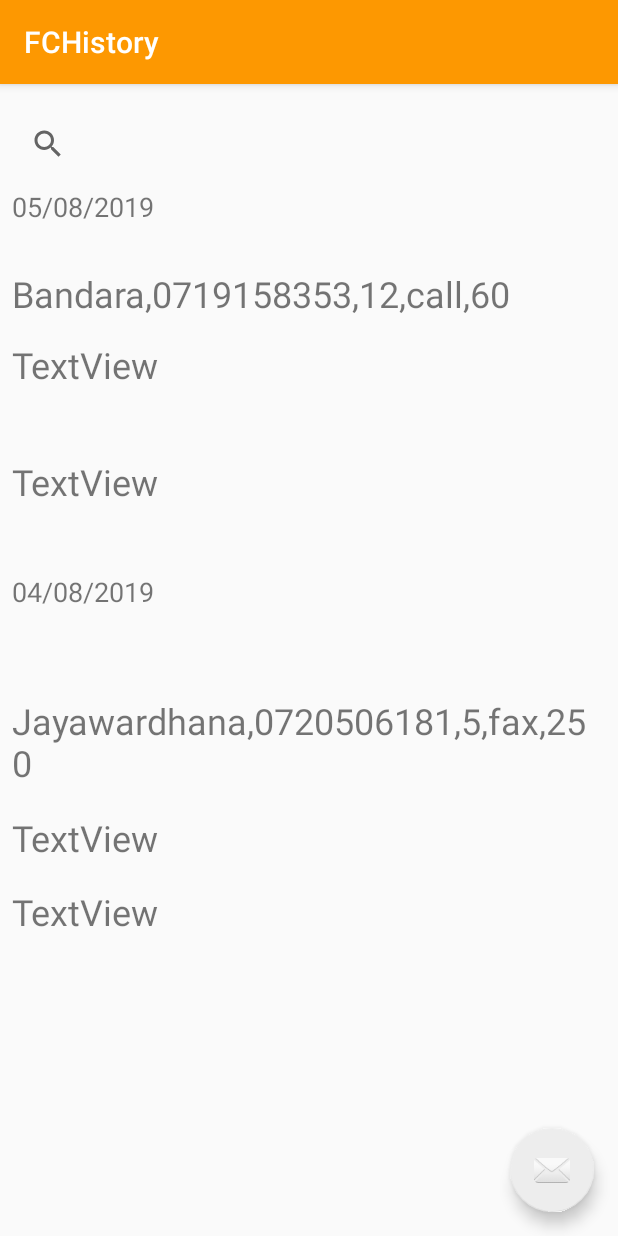
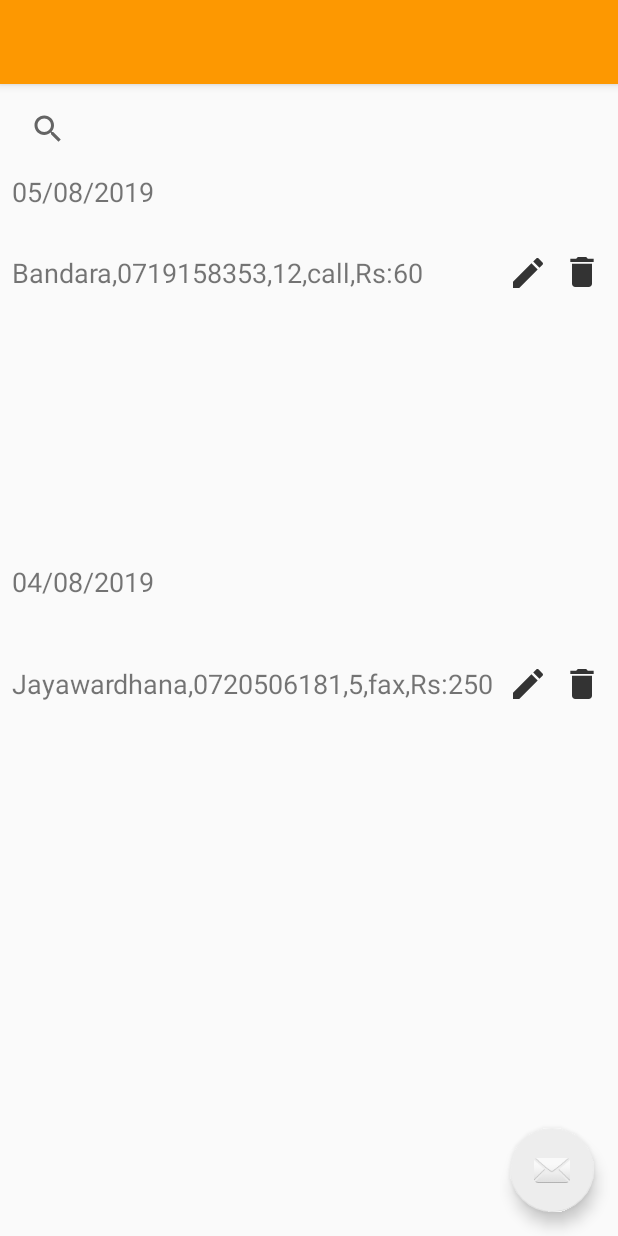
Before and after one commit to NisugaJ/TheStationaryManager, an Android app: the FCHistory screen opened directly, with no data from a screen before it, on a phone screen of 412 x 824 dp. Run offline under Robolectric (Android 15) with nearby library versions, the phone set to English and light mode, and no system bars.

Commit message:
history eka damma, edit and delete buttons damma

```diff
--- a/app/src/main/java/com/example/stationerymanager/FCHistory.java
+++ b/app/src/main/java/com/example/stationerymanager/FCHistory.java
@@ -16,17 +16,7 @@ public class FCHistory extends AppCompatActivity {
     protected void onCreate(Bundle savedInstanceState) {
         super.onCreate(savedInstanceState);
         setContentView(R.layout.activity_fchistory);
-        Toolbar toolbar = findViewById(R.id.toolbar);
-        setSupportActionBar(toolbar);
-
-        FloatingActionButton fab = findViewById(R.id.fab);
-        fab.setOnClickListener(new View.OnClickListener() {
-            @Override
-            public void onClick(View view) {
-                Snackbar.make(view, "Replace with your own action", Snackbar.LENGTH_LONG)
-                        .setAction("Action", null).show();
-            }
-        });
+        setTitle("History");
     }
 
 }
--- a/app/src/main/res/layout/content_fchistory.xml
+++ b/app/src/main/res/layout/content_fchistory.xml
@@ -7,6 +7,65 @@
     app:layout_behavior="@string/appbar_scrolling_view_behavior"
     tools:context=".FCHistory"
     tools:showIn="@layout/activity_fchistory">
+
+    <ImageView
+        android:id="@+id/imageView12"
+        android:layout_width="0dp"
+        android:layout_height="wrap_content"
+        android:layout_marginStart="8dp"
+        android:layout_marginLeft="8dp"
+        android:contentDescription="@string/delete_the_selected_expense_type"
+        app:layout_constraintBottom_toBottomOf="@+id/textView21"
+        app:layout_constraintEnd_toEndOf="@+id/textView21"
+        app:layout_constraintStart_toEndOf="@+id/imageView7"
+        app:layout_constraintTop_toTopOf="@+id/textView21"
+        app:srcCompat="@drawable/ic_delete" />
+
+    <ImageView
+        android:id="@+id/imageView11"
+        android:layout_width="0dp"
+        android:layout_height="wrap_content"
+        android:layout_marginStart="8dp"
+        android:layout_marginLeft="8dp"
+        android:contentDescription="@string/delete_the_selected_expense_type"
+        app:layout_constraintBottom_toBottomOf="@+id/textView23"
+        app:layout_constraintEnd_toEndOf="@+id/textView23"
+        app:layout_constraintHorizontal_bias="1.0"
+        app:layout_constraintStart_toEndOf="@+id/imageView6"
+        app:layout_constraintTop_toTopOf="@+id/textView23"
+        app:layout_constraintVertical_bias="0.0"
+        app:srcCompat="@drawable/ic_delete" />
+
+    <ImageView
+        android:id="@+id/imageView7"
+        android:layout_width="wrap_content"
+        android:layout_height="wrap_content"
+        android:layout_marginStart="292dp"
+        android:layout_marginLeft="292dp"
+        android:layout_marginTop="8dp"
+        android:contentDescription="@string/update_the_selected_expense_type"
+        app:layout_constraintBottom_toBottomOf="@+id/textView21"
+        app:layout_constraintEnd_toEndOf="@+id/textView21"
+        app:layout_constraintStart_toStartOf="@+id/textView21"
+
+        app:layout_constraintTop_toTopOf="@+id/textView21"
+        app:layout_constraintVertical_bias="1.0"
+        app:srcCompat="@drawable/ic_update" />
+
+    <ImageView
+        android:id="@+id/imageView6"
+        android:layout_width="wrap_content"
+        android:layout_height="wrap_content"
+        android:layout_marginStart="292dp"
+        android:layout_marginLeft="292dp"
+        android:contentDescription="@string/update_the_selected_expense_type"
+        app:layout_constraintBottom_toBottomOf="@+id/textView23"
+        app:layout_constraintEnd_toEndOf="@+id/textView23"
+        app:layout_constraintStart_toStartOf="@+id/textView23"
+        app:layout_constraintTop_toTopOf="@+id/textView23"
+
+        app:layout_constraintVertical_bias="1.0"
+        app:srcCompat="@drawable/ic_update" />
 
     <SearchView
         android:id="@+id/searchView"
@@ -20,10 +79,10 @@
         android:layout_marginBottom="8dp"
         app:layout_constraintBottom_toBottomOf="parent"
         app:layout_constraintEnd_toEndOf="parent"
-        app:layout_constraintHorizontal_bias="0.449"
+        app:layout_constraintHorizontal_bias="0.0"
         app:layout_constraintStart_toStartOf="parent"
         app:layout_constraintTop_toTopOf="parent"
-        app:layout_constraintVertical_bias="0.014" />
+        app:layout_constraintVertical_bias="0.0" />
 
     <TextView
         android:id="@+id/textView13"
@@ -73,14 +132,14 @@
         android:layout_marginEnd="8dp"
         android:layout_marginRight="8dp"
         android:layout_marginBottom="8dp"
-        android:text="Jayawardhana,0720506181,5,fax,250"
-        android:textSize="24sp"
+        android:text="Jayawardhana,0720506181,5,fax,Rs:250"
+        android:textSize="18sp"
         app:layout_constraintBottom_toBottomOf="parent"
         app:layout_constraintEnd_toEndOf="parent"
-        app:layout_constraintHorizontal_bias="0.141"
+        app:layout_constraintHorizontal_bias="1.0"
         app:layout_constraintStart_toStartOf="parent"
         app:layout_constraintTop_toBottomOf="@+id/textView13"
-        app:layout_constraintVertical_bias="0.104" />
+        app:layout_constraintVertical_bias="0.054" />
 
     <TextView
         android:id="@+id/textView26"
@@ -92,8 +151,7 @@
         android:layout_marginEnd="8dp"
         android:layout_marginRight="8dp"
         android:layout_marginBottom="8dp"
-        android:text="TextView"
-        android:textSize="24sp"
+        android:textSize="18sp"
         app:layout_constraintBottom_toBottomOf="parent"
         app:layout_constraintEnd_toEndOf="parent"
         app:layout_constraintHorizontal_bias="0.141"
@@ -111,8 +169,7 @@
         android:layout_marginEnd="8dp"
         android:layout_marginRight="8dp"
         android:layout_marginBottom="8dp"
-        android:text="TextView"
-        android:textSize="24sp"
+        android:textSize="18sp"
         app:layout_constraintBottom_toBottomOf="parent"
         app:layout_constraintEnd_toEndOf="parent"
         app:layout_constraintHorizontal_bias="0.141"
@@ -130,8 +187,7 @@
         android:layout_marginEnd="8dp"
         android:layout_marginRight="8dp"
         android:layout_marginBottom="8dp"
-        android:text="TextView"
-        android:textSize="24sp"
+        android:textSize="18sp"
         app:layout_constraintBottom_toTopOf="@+id/textView13"
         app:layout_constraintEnd_toEndOf="parent"
         app:layout_constraintHorizontal_bias="0.141"
@@ -148,14 +204,13 @@
         android:layout_marginEnd="8dp"
         android:layout_marginRight="8dp"
         android:layout_marginBottom="8dp"
-        android:text="TextView"
-        android:textSize="24sp"
+        android:textSize="18sp"
         app:layout_constraintBottom_toTopOf="@+id/textView13"
         app:layout_constraintEnd_toEndOf="parent"
-        app:layout_constraintHorizontal_bias="0.141"
+        app:layout_constraintHorizontal_bias="0.0"
         app:layout_constraintStart_toStartOf="parent"
         app:layout_constraintTop_toBottomOf="@+id/textView23"
-        app:layout_constraintVertical_bias="0.057" />
+        app:layout_constraintVertical_bias="0.19" />
 
     <TextView
         android:id="@+id/textView23"
@@ -167,8 +222,8 @@
         android:layout_marginEnd="8dp"
         android:layout_marginRight="8dp"
         android:layout_marginBottom="8dp"
-        android:text="Bandara,0719158353,12,call,60"
-        android:textSize="24sp"
+        android:text="Bandara,0719158353,12,call,Rs:60"
+        android:textSize="18sp"
         app:layout_constraintBottom_toTopOf="@+id/textView13"
         app:layout_constraintEnd_toEndOf="parent"
         app:layout_constraintHorizontal_bias="0.141"
--- a/app/src/main/res/layout/fragment_fax_calls.xml
+++ b/app/src/main/res/layout/fragment_fax_calls.xml
@@ -45,6 +45,7 @@
         android:background="@color/cardview_shadow_end_color"
         android:drawableTop="@drawable/ic_history_black_24dp"
         android:text="@string/btnFCHistory"
-        android:textColor="@color/colorPrimary" />
+        android:textColor="@color/colorPrimary"
+        android:textColorHint="@color/colorPrimary" />
 
 </FrameLayout>
```
Also changed, not shown: app/src/main/java/com/example/stationerymanager/Calls.java (+1 -11 lines), app/src/main/java/com/example/stationerymanager/faxCalls.java (+8 -0 lines), app/src/main/res/layout/content_calls.xml (+20 -2 lines), app/src/main/res/layout/content_fax.xml (+21 -2 lines).
